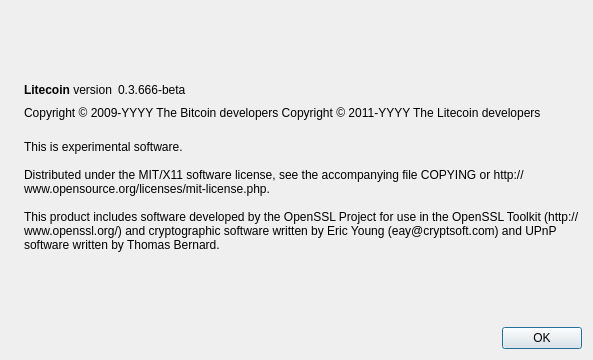
Above: src/qt/forms/aboutdialog.ui from frontibit/riestercoin before the change. Below: the same form after it.
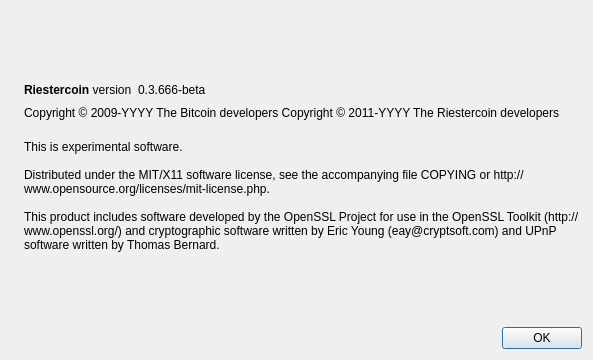
That is the form after the change. Icons and pictures are not drawn.

```diff
--- a/src/qt/forms/aboutdialog.ui
+++ b/src/qt/forms/aboutdialog.ui
@@ -50,7 +50,7 @@
           <cursorShape>IBeamCursor</cursorShape>
          </property>
          <property name="text">
-          <string>&lt;b&gt;Litecoin&lt;/b&gt; version</string>
+          <string>&lt;b&gt;Riestercoin&lt;/b&gt; version</string>
          </property>
          <property name="textInteractionFlags">
           <set>Qt::LinksAccessibleByMouse|Qt::TextSelectableByKeyboard|Qt::TextSelectableByMouse</set>
@@ -92,7 +92,7 @@
        </property>
        <property name="text">
         <string notr="true">Copyright &amp;copy; 2009-YYYY The Bitcoin developers
-Copyright &amp;copy; 2011-YYYY The Litecoin developers</string>
+Copyright &amp;copy; 2011-YYYY The Riestercoin developers</string>
        </property>
        <property name="textFormat">
         <enum>Qt::RichText</enum>
```
Left out of the diff: 2 changed lines with no effect on the pictures.
